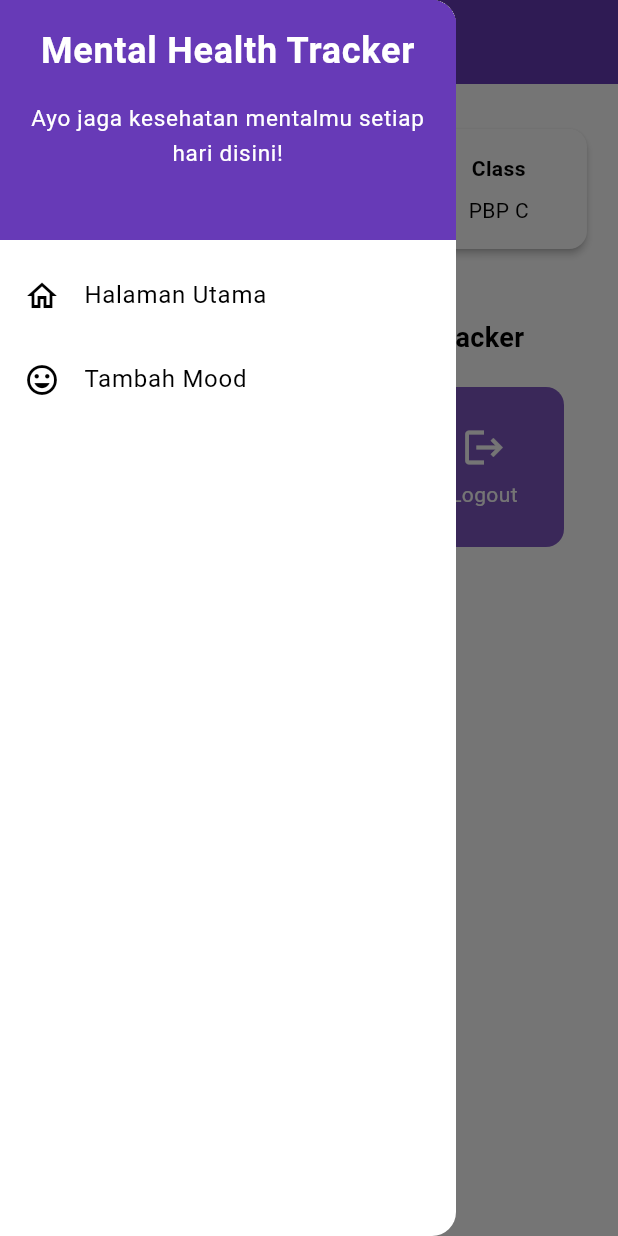
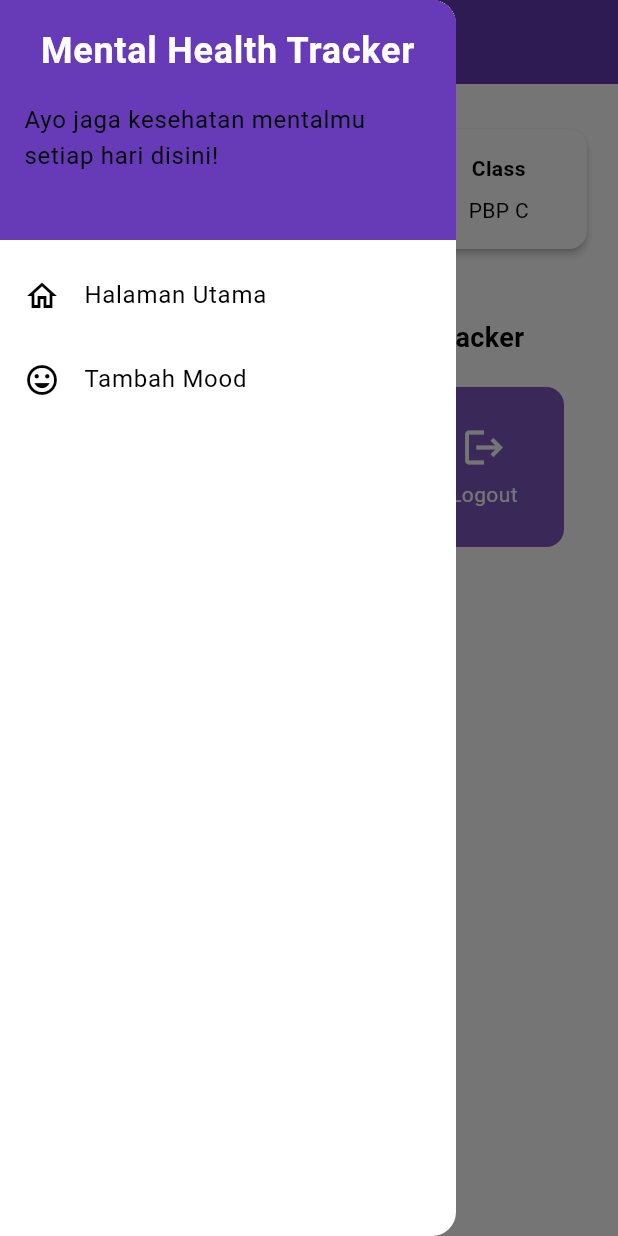
Before and after one commit to felfelita/mental-health-tracker-mobile, a Flutter app: the screen it shows after launch, with the side drawer open, on a phone screen of 412 x 824 dp. Run offline on Flutter 3.47's test engine with Material 3 defaults, Android fonts, the phone set to English and light mode, and no system bars.

Commit message:
totally done it

```diff
--- a/lib/menu.dart
+++ b/lib/screens/menu.dart
@@ -1,12 +1,9 @@
 import 'package:flutter/material.dart';
 import 'package:mental_health_tracker/widgets/left_drawer.dart';
-import 'package:mental_health_tracker/moodentry_form.dart';
+import 'package:mental_health_tracker/widgets/mood_card.dart';
 
 class MyHomePage extends StatelessWidget {
   MyHomePage({super.key});
-  final String npm = '2306207165'; // NPM
-  final String name = 'Felita Zahra Diyanti'; // Nama
-  final String className = 'PBP C'; // Kelas
 
   final List<ItemHomepage> items = [
     ItemHomepage("Lihat Mood", Icons.mood),
@@ -16,7 +13,9 @@ class MyHomePage extends StatelessWidget {
 
   @override
   Widget build(BuildContext context) {
-    // Scaffold menyediakan struktur dasar halaman dengan AppBar dan body.
+    final String npm = '2306207165';
+    final String name = 'Felita Zahra D';
+    final String className = 'PBP C';
     return Scaffold(
       // AppBar adalah bagian atas halaman yang menampilkan judul.
       appBar: AppBar(
@@ -30,7 +29,6 @@ class MyHomePage extends StatelessWidget {
         ),
         // Warna latar belakang AppBar diambil dari skema warna tema aplikasi.
         backgroundColor: Theme.of(context).colorScheme.primary,
-        iconTheme: const IconThemeData(color: Colors.white),
       ),
       drawer: const LeftDrawer(),
       // Body halaman dengan padding di sekelilingnya.
@@ -99,8 +97,8 @@ class MyHomePage extends StatelessWidget {
 class InfoCard extends StatelessWidget {
   // Kartu informasi yang menampilkan title dan content.
 
-  final String title; // Judul kartu.
-  final String content; // Isi kartu.
+  final String title;  // Judul kartu.
+  final String content;  // Isi kartu.
 
   const InfoCard({super.key, required this.title, required this.content});
 
@@ -111,8 +109,7 @@ class InfoCard extends StatelessWidget {
       elevation: 2.0,
       child: Container(
         // Mengatur ukuran dan jarak di dalam kartu.
-        width: MediaQuery.of(context).size.width /
-            3.5, // menyesuaikan dengan lebar device yang digunakan.
+        width: MediaQuery.of(context).size.width / 3.5, // menyesuaikan dengan lebar device yang digunakan.
         padding: const EdgeInsets.all(16.0),
         // Menyusun title dan content secara vertikal.
         child: Column(
@@ -129,69 +126,3 @@ class InfoCard extends StatelessWidget {
     );
   }
 }
-
-class ItemHomepage {
-  final String name;
-  final IconData icon;
-
-  ItemHomepage(this.name, this.icon);
-}
-
-class ItemCard extends StatelessWidget {
-  // Menampilkan kartu dengan ikon dan nama.
-
-  final ItemHomepage item;
-
-  const ItemCard(this.item, {super.key});
-
-  @override
-  Widget build(BuildContext context) {
-    return Material(
-      // Menentukan warna latar belakang dari tema aplikasi.
-      color: Theme.of(context).colorScheme.secondary,
-      // Membuat sudut kartu melengkung.
-      borderRadius: BorderRadius.circular(12),
-
-      child: InkWell(
-        // Aksi ketika kartu ditekan.
-        onTap: () {
-          // Menampilkan pesan SnackBar saat kartu ditekan.
-          ScaffoldMessenger.of(context)
-            ..hideCurrentSnackBar()
-            ..showSnackBar(SnackBar(
-                content: Text("Kamu telah menekan tombol ${item.name}!")));
-
-          if (item.name == "Tambah Mood") {
-            Navigator.push(
-                context,
-                MaterialPageRoute(
-                    builder: (context) => const MoodEntryFormPage()));
-          }
-        },
-        // Container untuk menyimpan Icon dan Text
-        child: Container(
-          padding: const EdgeInsets.all(8),
-          child: Center(
-            child: Column(
-              // Menyusun ikon dan teks di tengah kartu.
-              mainAxisAlignment: MainAxisAlignment.center,
-              children: [
-                Icon(
-                  item.icon,
-                  color: Colors.white,
-                  size: 30.0,
-                ),
-                const Padding(padding: EdgeInsets.all(3)),
-                Text(
-                  item.name,
-                  textAlign: TextAlign.center,
-                  style: const TextStyle(color: Colors.white),
-                ),
-              ],
-            ),
-          ),
-        ),
-      ),
-    );
-  }
-}
--- a/lib/moodentry_form.dart
+++ b/lib/screens/moodentry_form.dart
@@ -1,6 +1,5 @@
 import 'package:flutter/material.dart';
 // TODO: Impor drawer yang sudah dibuat sebelumnya
-import 'package:mental_health_tracker/widgets/left_drawer.dart';
 
 class MoodEntryFormPage extends StatefulWidget {
   const MoodEntryFormPage({super.key});
@@ -27,7 +26,6 @@ class _MoodEntryFormPageState extends State<MoodEntryFormPage> {
         foregroundColor: Colors.white,
       ),
       // TODO: Tambahkan drawer yang sudah dibuat di sini
-
       body: Form(
         key: _formKey,
         child: SingleChildScrollView(
@@ -110,6 +108,7 @@ class _MoodEntryFormPageState extends State<MoodEntryFormPage> {
                 alignment: Alignment.bottomCenter,
                 child: Padding(
                   padding: const EdgeInsets.all(8.0),
+
                   child: ElevatedButton(
                     style: ButtonStyle(
                       backgroundColor: MaterialStateProperty.all(
@@ -153,7 +152,7 @@ class _MoodEntryFormPageState extends State<MoodEntryFormPage> {
                 ),
               ),
             ],
-          ),
+          )
         ),
       ),
     );
--- a/lib/widgets/left_drawer.dart
+++ b/lib/widgets/left_drawer.dart
@@ -1,6 +1,6 @@
 import 'package:flutter/material.dart';
-import 'package:mental_health_tracker/menu.dart';
-import 'package:mental_health_tracker/moodentry_form.dart';
+import 'package:mental_health_tracker/screens/menu.dart';
+import 'package:mental_health_tracker/screens/moodentry_form.dart';
 
 class LeftDrawer extends StatelessWidget {
   const LeftDrawer({super.key});
@@ -28,12 +28,7 @@ class LeftDrawer extends StatelessWidget {
                 Padding(padding: EdgeInsets.all(8)),
                 Text(
                   "Ayo jaga kesehatan mentalmu setiap hari disini!",
-                  textAlign: TextAlign.center, // Menambahkan center alignment
-                  style: TextStyle(
-                    fontSize: 15, // Ukuran font 15
-                    color: Colors.white, // Warna teks putih
-                    fontWeight: FontWeight.normal, // Berat font biasa
-                  ),
+                  // TODO: Tambahkan gaya teks dengan center alignment, font ukuran 15, warna putih, dan weight biasa
                 ),
               ],
             ),
@@ -55,11 +50,11 @@ class LeftDrawer extends StatelessWidget {
             title: const Text('Tambah Mood'),
             // Bagian redirection ke MoodEntryFormPage
             onTap: () {
-              Navigator.push(
-                  context,
-                  MaterialPageRoute(
+                Navigator.push(
+                context,
+                MaterialPageRoute(
                     builder: (context) => const MoodEntryFormPage(),
-                  ));
+                ));
             },
           ),
         ],
--- /dev/null
+++ b/lib/widgets/mood_card.dart
@@ -0,0 +1,70 @@
+import 'package:mental_health_tracker/screens/moodentry_form.dart';
+import 'package:flutter/material.dart';
+
+class ItemHomepage {
+     final String name;
+     final IconData icon;
+
+     ItemHomepage(this.name, this.icon);
+ }
+
+class ItemCard extends StatelessWidget {
+  // Menampilkan kartu dengan ikon dan nama.
+
+  final ItemHomepage item;
+
+  const ItemCard(this.item, {super.key});
+
+  @override
+  Widget build(BuildContext context) {
+    return Material(
+      // Menentukan warna latar belakang dari tema aplikasi.
+      color: Theme.of(context).colorScheme.secondary,
+      // Membuat sudut kartu melengkung.
+      borderRadius: BorderRadius.circular(12),
+
+      child: InkWell(
+        // Aksi ketika kartu ditekan.
+        onTap: () {
+          // Menampilkan pesan SnackBar saat kartu ditekan.
+          ScaffoldMessenger.of(context)
+            ..hideCurrentSnackBar()
+            ..showSnackBar(
+              SnackBar(content: Text("Kamu telah menekan tombol ${item.name}!"))
+            );
+            if (item.name == "Tambah Mood") {
+            Navigator.push(
+              context,
+              MaterialPageRoute(
+                builder: (context) => const MoodEntryFormPage(),
+              ),
+            );
+          }
+        },
+        // Container untuk menyimpan Icon dan Text
+        child: Container(
+          padding: const EdgeInsets.all(8),
+          child: Center(
+            child: Column(
+              // Menyusun ikon dan teks di tengah kartu.
+              mainAxisAlignment: MainAxisAlignment.center,
+              children: [
+                Icon(
+                  item.icon,
+                  color: Colors.white,
+                  size: 30.0,
+                ),
+                const Padding(padding: EdgeInsets.all(3)),
+                Text(
+                  item.name,
+                  textAlign: TextAlign.center,
+                  style: const TextStyle(color: Colors.white),
+                ),
+              ],
+            ),
+          ),
+        ),
+      ),
+    );
+  }
+}
```
Also changed, not shown: lib/main.dart (+2 -17 lines).
